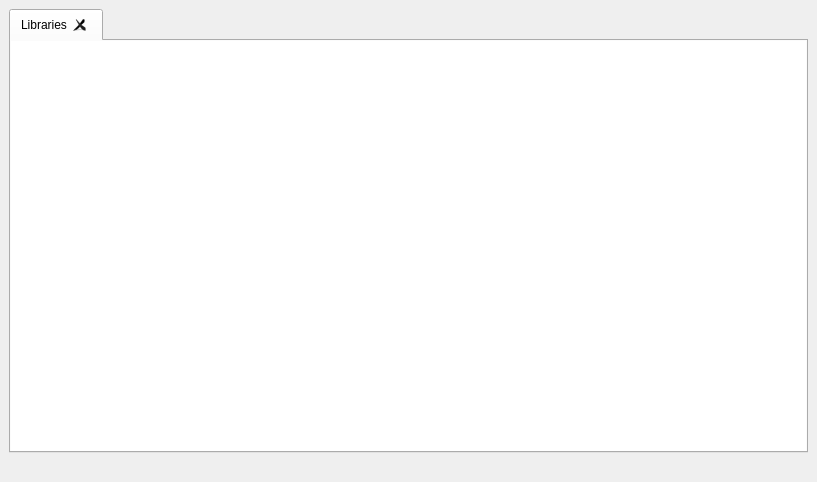
Old version of the form qtgui/frames/wiki_doc_widget.ui in the repository PinguinoIDE/pinguino-ide.
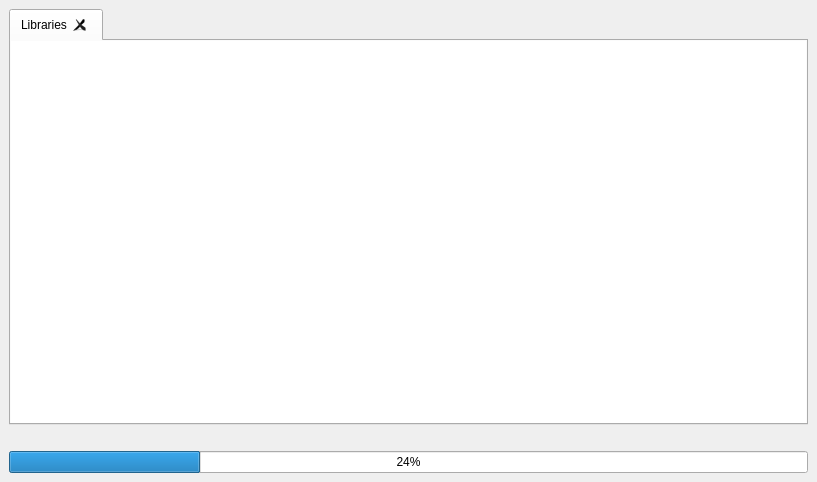
New version of the form.

Commit message: Improved "Wiki documentation" viewer.

Diff of the .ui file:
```diff
--- a/qtgui/frames/wiki_doc_widget.ui
+++ b/qtgui/frames/wiki_doc_widget.ui
@@ -64,6 +64,13 @@
       </property>
      </widget>
     </item>
+    <item row="2" column="0">
+     <widget class="QProgressBar" name="progressBar">
+      <property name="value">
+       <number>24</number>
+      </property>
+     </widget>
+    </item>
    </layout>
   </widget>
  </widget>
```
The commit also changes 31 other files.
